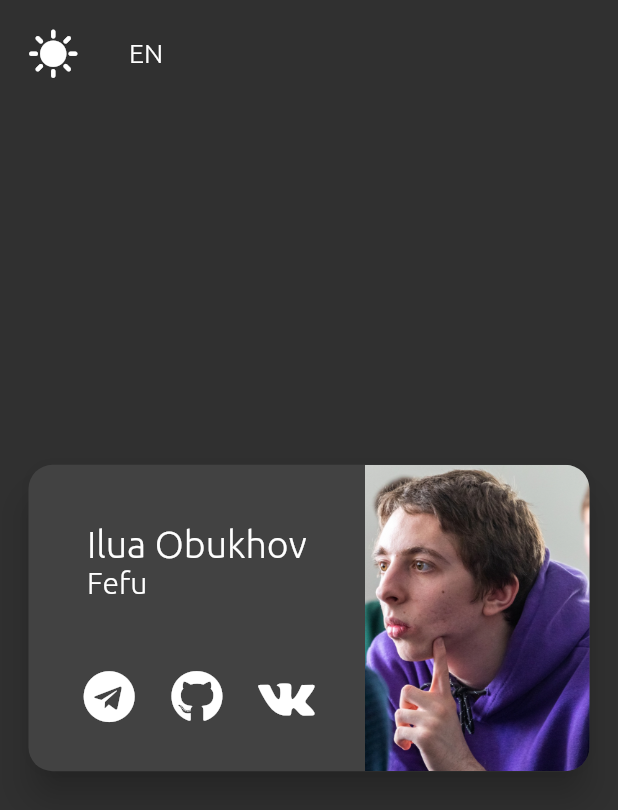
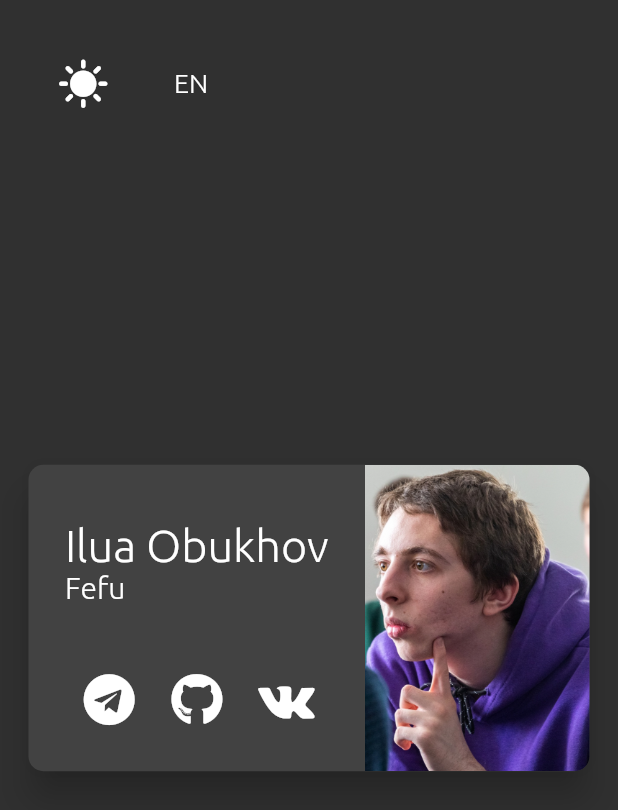
Before and after one commit to Faner201/business_card, a Flutter app: the screen it shows after launch, after a tap on the "nightlight round" icon, on a phone screen of 412 x 824 dp. Shown: the top 810 px of the screen. Run offline on Flutter 3.47's test engine with Material 2 defaults, Android fonts, the phone set to English and light mode, and no system bars; generated files the repository leaves out were written again.

Commit message:
Opening of the built-in browser by links

```diff
--- a/flutter/business_card/lib/components/card_container.dart
+++ b/flutter/business_card/lib/components/card_container.dart
@@ -1,7 +1,7 @@
 import 'package:flutter/material.dart';
 
 class CVCardContainer extends StatelessWidget {
-  static const _borderRadius = 16.0;
+  static const _borderRadius = 10.0;
   final Widget child;
 
   const CVCardContainer({Key? key, required this.child}) : super(key: key);
--- a/flutter/business_card/lib/components/text.dart
+++ b/flutter/business_card/lib/components/text.dart
@@ -1,7 +1,7 @@
 import 'package:flutter/material.dart';
 
 class AppTitle extends StatelessWidget {
-  static const fontSize = 25.0;
+  static const fontSize = 30.0;
 
   final String value;
 
--- a/flutter/business_card/lib/main.dart
+++ b/flutter/business_card/lib/main.dart
@@ -53,7 +53,7 @@ class _AppState extends State<App> {
                   mainAxisSize: MainAxisSize.min,
                   children: [
                     Padding(
-                      padding: const EdgeInsets.all(10.0),
+                      padding: const EdgeInsets.all(30.0),
                       child: IconButton(
                         onPressed: () => setState(() => _isDark = !_isDark),
                         icon: Icon(
@@ -62,7 +62,7 @@ class _AppState extends State<App> {
                       ),
                     ),
                     Padding(
-                      padding: const EdgeInsets.all(15.0),
+                      padding: const EdgeInsets.all(5.0),
                       child: InkResponse(
                         child: AppText(
                           _locale.languageCode.toUpperCase(),
@@ -189,6 +189,7 @@ class LinksWidget extends StatelessWidget {
             icon: CVIcons.telegram,
             onPressed: () => launchUrl(
               Uri.parse(Links.telegram),
+              mode: LaunchMode.externalApplication,
             ),
           ),
         ),
@@ -198,6 +199,7 @@ class LinksWidget extends StatelessWidget {
             icon: CVIcons.github,
             onPressed: () => launchUrl(
               Uri.parse(Links.github),
+              mode: LaunchMode.externalApplication,
             ),
           ),
         ),
@@ -207,6 +209,7 @@ class LinksWidget extends StatelessWidget {
             icon: CVIcons.vkontakte,
             onPressed: () => launchUrl(
               Uri.parse(Links.vk),
+              mode: LaunchMode.externalApplication,
             ),
           ),
         ),
```
Also changed, not shown: 3 other files.
